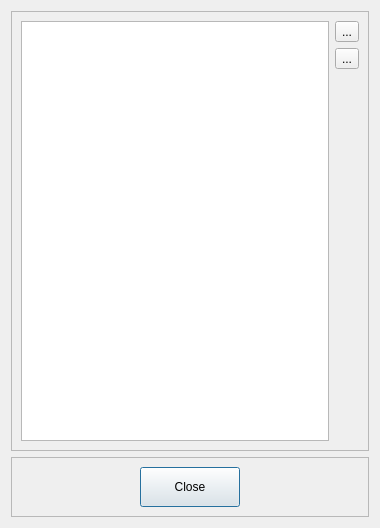
utamons/tm3, file ui/RateListDlg.ui: the form before one commit.
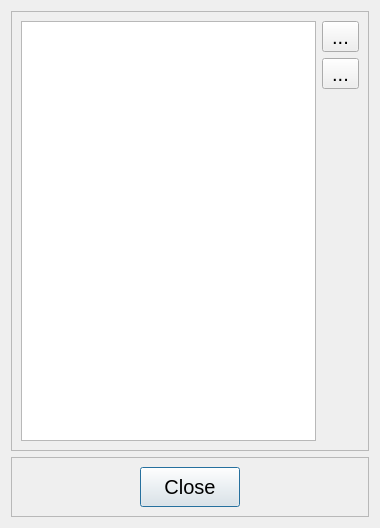
The form after the commit. Icons and pictures are not drawn.

Commit message: increased font family and size

Diff of the .ui file:
```diff
--- a/ui/RateListDlg.ui
+++ b/ui/RateListDlg.ui
@@ -28,6 +28,12 @@
   <layout class="QVBoxLayout" name="verticalLayout">
    <item>
     <widget class="QFrame" name="frame">
+     <property name="font">
+      <font>
+       <family>Tahoma</family>
+       <pointsize>15</pointsize>
+      </font>
+     </property>
      <property name="frameShape">
       <enum>QFrame::StyledPanel</enum>
      </property>
@@ -36,12 +42,25 @@
      </property>
      <layout class="QHBoxLayout" name="horizontalLayout">
       <item>
-       <widget class="QListView" name="listRates"/>
+       <widget class="QListView" name="listRates">
+        <property name="font">
+         <font>
+          <family>Tahoma</family>
+          <pointsize>15</pointsize>
+         </font>
+        </property>
+       </widget>
       </item>
       <item>
        <layout class="QVBoxLayout" name="verticalLayout_2">
         <item>
          <widget class="QToolButton" name="btnAdd">
+          <property name="font">
+           <font>
+            <family>Tahoma</family>
+            <pointsize>15</pointsize>
+           </font>
+          </property>
           <property name="text">
            <string>...</string>
           </property>
@@ -59,6 +78,12 @@
         </item>
         <item>
          <widget class="QToolButton" name="btnDel">
+          <property name="font">
+           <font>
+            <family>Tahoma</family>
+            <pointsize>15</pointsize>
+           </font>
+          </property>
           <property name="text">
            <string>...</string>
           </property>
@@ -76,6 +101,12 @@
         </item>
         <item>
          <spacer name="verticalSpacer">
+          <property name="font">
+           <font>
+            <family>Tahoma</family>
+            <pointsize>15</pointsize>
+           </font>
+          </property>
           <property name="orientation">
            <enum>Qt::Vertical</enum>
           </property>
@@ -100,6 +131,12 @@
        <height>56</height>
       </size>
      </property>
+     <property name="font">
+      <font>
+       <family>Tahoma</family>
+       <pointsize>15</pointsize>
+      </font>
+     </property>
      <property name="frameShape">
       <enum>QFrame::StyledPanel</enum>
      </property>
@@ -124,6 +161,12 @@
           <height>40</height>
          </size>
         </property>
+        <property name="font">
+         <font>
+          <family>Tahoma</family>
+          <pointsize>15</pointsize>
+         </font>
+        </property>
         <property name="text">
          <string>Close</string>
         </property>
```
The commit also changes 10 other files.
